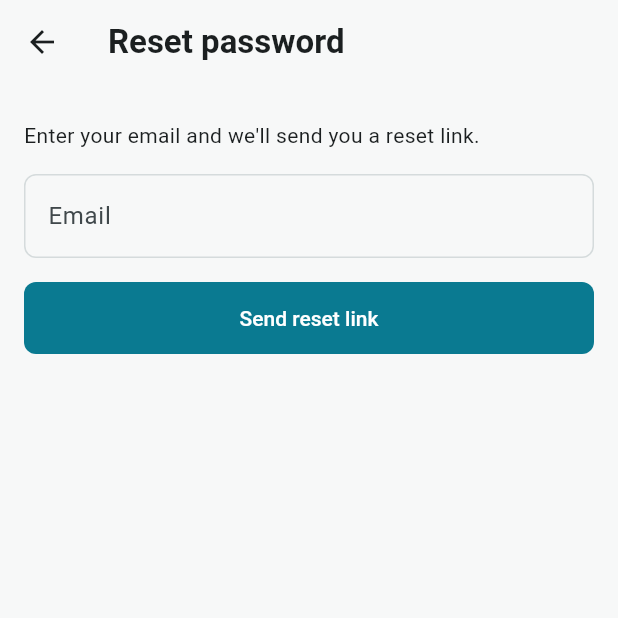
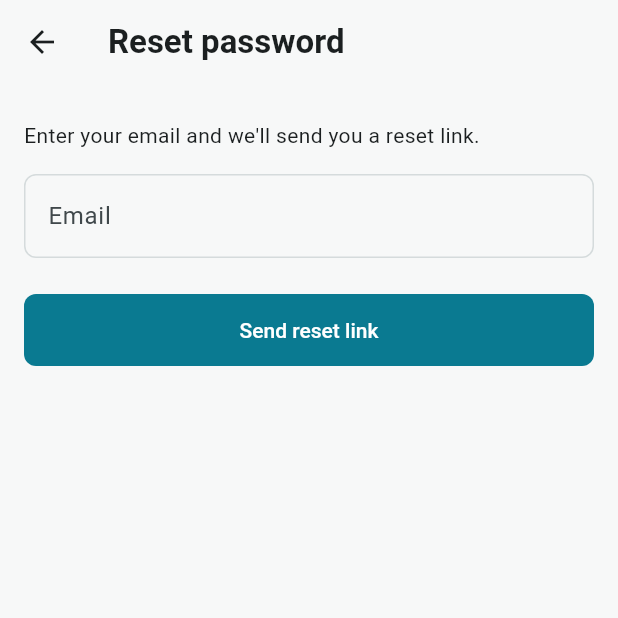
Before and after one commit to rafayfarooq768/Settle, a Flutter app: the screen it shows after launch, after a tap on "Forgot password?", on a phone screen of 412 x 824 dp, the top half of it. Run offline on Flutter 3.47's test engine with Material 3 defaults, Android fonts, the phone set to English and light mode, and no system bars; our stand-ins replace firebase_auth, firebase_core, flutter_riverpod, go_router, google_sign_in; accounts and stored records are empty.

Commit message:
Fix auth UI issues found in DESIGN.md review
- Dark mode: text theme used the light palette (dark on dark).
- Errors use colorScheme.error; owe/owed colours stay money-only (§2).
- RTL: forgot-password link aligns to centerEnd.
- Home greeting uses titleLarge (headlineMedium is for the one balance).
- Shared LoadingButton/FormMessage/EmailField/PasswordField replace
  copy-pasted form code and hardcoded sizes (new AppSizes tokens).
- Router built once; redirect reads currentUser so there's no
  signed-out flash on start.
- Google sign-in errors no longer all say "No internet"; the platform
  error is logged in debug.
- Reset-password copy no longer claims an email was sent (Firebase email
  enumeration protection hides whether the account exists).

Co-Authored-By: Claude Opus 5.5 <noreply@anthropic.com>

```diff
--- a/lib/core/router/app_router.dart
+++ b/lib/core/router/app_router.dart
@@ -8,25 +8,36 @@ import '../../features/auth/ui/sign_in_screen.dart';
 import '../../features/auth/ui/sign_up_screen.dart';
 import '../../features/home/ui/home_screen.dart';
 
+const _authRoutes = {'/sign-in', '/sign-up', '/reset-password'};
+
+/// Built once. Auth changes only re-run [GoRouter.redirect] (via
+/// [_AuthRefresh]), so the navigation stack isn't thrown away.
 final appRouterProvider = Provider<GoRouter>((ref) {
-  final authState = ref.watch(authStateChangesProvider);
+  final refresh = _AuthRefresh(ref);
+  ref.onDispose(refresh.dispose);
 
   return GoRouter(
     initialLocation: '/home',
-    refreshListenable: GoRouterRefreshStream(ref),
+    refreshListenable: refresh,
     redirect: (context, state) {
-      final isSignedIn = authState.valueOrNull != null;
-      final isAuthRoute = state.matchedLocation == '/sign-in' ||
-          state.matchedLocation == '/sign-up' ||
-          state.matchedLocation == '/reset-password';
+      // After Firebase.initializeApp the persisted user is available
+      // synchronously on Android, so there's no signed-out flash on start.
+      final isSignedIn = ref.read(authRepositoryProvider).currentUser != null;
+      final isAuthRoute = _authRoutes.contains(state.matchedLocation);
 
       if (!isSignedIn && !isAuthRoute) return '/sign-in';
       if (isSignedIn && isAuthRoute) return '/home';
       return null;
     },
     routes: [
-      GoRoute(path: '/sign-in', builder: (context, state) => const SignInScreen()),
-      GoRoute(path: '/sign-up', builder: (context, state) => const SignUpScreen()),
+      GoRoute(
+        path: '/sign-in',
+        builder: (context, state) => const SignInScreen(),
+      ),
+      GoRoute(
+        path: '/sign-up',
+        builder: (context, state) => const SignUpScreen(),
+      ),
       GoRoute(
         path: '/reset-password',
         builder: (context, state) => const ResetPasswordScreen(),
@@ -36,10 +47,8 @@ final appRouterProvider = Provider<GoRouter>((ref) {
   );
 });
 
-/// Lets go_router's `redirect` re-run whenever auth state changes, without
-/// pulling go_router's Listenable API into the auth feature itself.
-class GoRouterRefreshStream extends ChangeNotifier {
-  GoRouterRefreshStream(Ref ref) {
-    ref.listen(authStateChangesProvider, (previous, next) => notifyListeners());
+class _AuthRefresh extends ChangeNotifier {
+  _AuthRefresh(Ref ref) {
+    ref.listen(authStateChangesProvider, (_, _) => notifyListeners());
   }
 }
--- /dev/null
+++ b/lib/core/theme/app_sizes.dart
@@ -0,0 +1,11 @@
+/// Component sizes that aren't spacing (DESIGN.md §4 covers spacing only).
+class AppSizes {
+  AppSizes._();
+
+  /// Minimum height of full-width form buttons (DESIGN.md §4 tap target).
+  static const double buttonHeight = 48;
+
+  /// Progress indicator shown inside a button while its action runs.
+  static const double buttonProgress = 20;
+  static const double buttonProgressStroke = 2;
+}
--- a/lib/core/theme/app_theme.dart
+++ b/lib/core/theme/app_theme.dart
@@ -2,6 +2,7 @@ import 'package:flutter/material.dart';
 
 import 'app_colors.dart';
 import 'app_radius.dart';
+import 'app_sizes.dart';
 import 'app_theme_extensions.dart';
 
 /// Theme defined once from DESIGN.md tokens (§2, §3, §5, §6). Widgets must
@@ -11,7 +12,8 @@ class AppTheme {
   AppTheme._();
 
   static ThemeData light() {
-    final colorScheme = ColorScheme.fromSeed(
+    final colorScheme =
+        ColorScheme.fromSeed(
           seedColor: AppColors.primary,
           brightness: Brightness.light,
         ).copyWith(
@@ -38,14 +40,13 @@ class AppTheme {
     return ThemeData(
       useMaterial3: true,
       colorScheme: colorScheme,
-      scaffoldBackgroundColor:
-          isLight ? AppColors.background : colorScheme.surface,
+      scaffoldBackgroundColor: isLight
+          ? AppColors.background
+          : colorScheme.surface,
       extensions: [moneyColors],
       appBarTheme: AppBarTheme(
-        backgroundColor:
-            isLight ? AppColors.background : colorScheme.surface,
-        foregroundColor:
-            isLight ? AppColors.text : colorScheme.onSurface,
+        backgroundColor: isLight ? AppColors.background : colorScheme.surface,
+        foregroundColor: isLight ? AppColors.text : colorScheme.onSurface,
         elevation: 0,
         scrolledUnderElevation: 0,
         titleTextStyle: TextStyle(
@@ -54,17 +55,14 @@ class AppTheme {
           color: isLight ? AppColors.text : colorScheme.onSurface,
         ),
       ),
-      textTheme: _textTheme(isLight ? AppColors.text : null, colorScheme),
+      textTheme: _textTheme(colorScheme),
       filledButtonTheme: FilledButtonThemeData(
         style: FilledButton.styleFrom(
           shape: RoundedRectangleBorder(
             borderRadius: BorderRadius.circular(AppRadius.standard),
           ),
-          minimumSize: const Size.fromHeight(48),
-          textStyle: const TextStyle(
-            fontSize: 14,
-            fontWeight: FontWeight.w500,
-          ),
+          minimumSize: const Size.fromHeight(AppSizes.buttonHeight),
+          textStyle: const TextStyle(fontSize: 14, fontWeight: FontWeight.w500),
         ),
       ),
       outlinedButtonTheme: OutlinedButtonThemeData(
@@ -72,11 +70,8 @@ class AppTheme {
           shape: RoundedRectangleBorder(
             borderRadius: BorderRadius.circular(AppRadius.standard),
           ),
-          minimumSize: const Size.fromHeight(48),
-          textStyle: const TextStyle(
-            fontSize: 14,
-            fontWeight: FontWeight.w500,
-          ),
+          minimumSize: const Size.fromHeight(AppSizes.buttonHeight),
+          textStyle: const TextStyle(fontSize: 14, fontWeight: FontWeight.w500),
         ),
       ),
       textButtonTheme: TextButtonThemeData(
@@ -84,10 +79,7 @@ class AppTheme {
           shape: RoundedRectangleBorder(
             borderRadius: BorderRadius.circular(AppRadius.standard),
           ),
-          textStyle: const TextStyle(
-            fontSize: 14,
-            fontWeight: FontWeight.w500,
-          ),
+          textStyle: const TextStyle(fontSize: 14, fontWeight: FontWeight.w500),
         ),
       ),
       inputDecorationTheme: InputDecorationTheme(
@@ -125,11 +117,11 @@ class AppTheme {
     );
   }
 
-  static TextTheme _textTheme(Color? textColor, ColorScheme colorScheme) {
+  static TextTheme _textTheme(ColorScheme colorScheme) {
     const fontFeatures = [FontFeature.tabularFigures()];
-    var theme = Typography.material2021(
-      colorScheme: colorScheme,
-    ).black.apply(fontFamily: null);
+    final typography = Typography.material2021(colorScheme: colorScheme);
+    final isLight = colorScheme.brightness == Brightness.light;
+    var theme = isLight ? typography.black : typography.white;
     theme = theme.copyWith(
       titleLarge: theme.titleLarge?.copyWith(fontSize: 22),
       headlineMedium: theme.headlineMedium?.copyWith(
@@ -147,9 +139,9 @@ class AppTheme {
         fontWeight: FontWeight.w500,
       ),
     );
-    if (textColor != null) {
-      theme = theme.apply(bodyColor: textColor, displayColor: textColor);
-    }
-    return theme;
+    return theme.apply(
+      bodyColor: colorScheme.onSurface,
+      displayColor: colorScheme.onSurface,
+    );
   }
 }
--- /dev/null
+++ b/lib/core/widgets/loading_button.dart
@@ -0,0 +1,42 @@
+import 'package:flutter/material.dart';
+
+import '../theme/app_sizes.dart';
+
+enum LoadingButtonStyle { filled, outlined }
+
+/// A full-width button that shows the standard progress indicator while its
+/// real network action runs (DESIGN.md §7). Disabled when [onPressed] is null.
+class LoadingButton extends StatelessWidget {
+  const LoadingButton({
+    super.key,
+    required this.label,
+    required this.onPressed,
+    this.isLoading = false,
+    this.style = LoadingButtonStyle.filled,
+  });
+
+  final String label;
+  final VoidCallback? onPressed;
+  final bool isLoading;
+  final LoadingButtonStyle style;
+
+  @override
+  Widget build(BuildContext context) {
+    final child = isLoading
+        ? const SizedBox.square(
+            dimension: AppSizes.buttonProgress,
+            child: CircularProgressIndicator(
+              strokeWidth: AppSizes.buttonProgressStroke,
+            ),
+          )
+        : Text(label);
+    final onTap = isLoading ? null : onPressed;
+    return switch (style) {
+      LoadingButtonStyle.filled => FilledButton(onPressed: onTap, child: child),
+      LoadingButtonStyle.outlined => OutlinedButton(
+        onPressed: onTap,
+        child: child,
+      ),
+    };
+  }
+}
--- /dev/null
+++ b/lib/features/auth/ui/auth_fields.dart
@@ -0,0 +1,62 @@
+import 'package:flutter/material.dart';
+
+import '../../../l10n/app_localizations.dart';
+
+class EmailField extends StatelessWidget {
+  const EmailField({super.key, required this.controller});
+
+  final TextEditingController controller;
+
+  @override
+  Widget build(BuildContext context) {
+    final l10n = AppLocalizations.of(context)!;
+    return TextFormField(
+      controller: controller,
+      keyboardType: TextInputType.emailAddress,
+      textInputAction: TextInputAction.next,
+      autocorrect: false,
+      autofillHints: const [AutofillHints.email],
+      decoration: InputDecoration(labelText: l10n.signInEmailLabel),
+      validator: (value) {
+        final email = value?.trim() ?? '';
+        if (!email.contains('@') || !email.contains('.')) {
+          return l10n.errorInvalidEmail;
+        }
+        return null;
+      },
+    );
+  }
+}
+
+class PasswordField extends StatelessWidget {
+  const PasswordField({
+    super.key,
+    required this.controller,
+    required this.isNewPassword,
+    this.onSubmitted,
+  });
+
+  final TextEditingController controller;
+  final bool isNewPassword;
+  final VoidCallback? onSubmitted;
+
+  @override
+  Widget build(BuildContext context) {
+    final l10n = AppLocalizations.of(context)!;
+    return TextFormField(
+      controller: controller,
+      obscureText: true,
+      textInputAction: TextInputAction.done,
+      onFieldSubmitted: (_) => onSubmitted?.call(),
+      autofillHints: [
+        isNewPassword ? AutofillHints.newPassword : AutofillHints.password,
+      ],
+      decoration: InputDecoration(labelText: l10n.signInPasswordLabel),
+      validator: (value) {
+        if (value == null || value.isEmpty) return l10n.errorPasswordRequired;
+        if (isNewPassword && value.length < 6) return l10n.errorWeakPassword;
+        return null;
+      },
+    );
+  }
+}
--- a/lib/features/auth/ui/reset_password_screen.dart
+++ b/lib/features/auth/ui/reset_password_screen.dart
@@ -2,17 +2,20 @@ import 'package:flutter/material.dart';
 import 'package:flutter_riverpod/flutter_riverpod.dart';
 
 import '../../../core/theme/app_spacing.dart';
-import '../../../core/theme/app_theme_extensions.dart';
+import '../../../core/widgets/form_message.dart';
+import '../../../core/widgets/loading_button.dart';
 import '../../../l10n/app_localizations.dart';
 import '../domain/auth_repository.dart';
 import 'auth_error_text.dart';
+import 'auth_fields.dart';
 import 'auth_providers.dart';
 
 class ResetPasswordScreen extends ConsumerStatefulWidget {
   const ResetPasswordScreen({super.key});
 
   @override
-  ConsumerState<ResetPasswordScreen> createState() => _ResetPasswordScreenState();
+  ConsumerState<ResetPasswordScreen> createState() =>
+      _ResetPasswordScreenState();
 }
 
 class _ResetPasswordScreenState extends ConsumerState<ResetPasswordScreen> {
@@ -32,6 +35,7 @@ class _ResetPasswordScreenState extends ConsumerState<ResetPasswordScreen> {
     if (!_formKey.currentState!.validate()) return;
     setState(() {
       _isLoading = true;
+      _sent = false;
       _errorMessage = null;
     });
     try {
@@ -68,42 +72,20 @@ class _ResetPasswordScreenState extends ConsumerState<ResetPasswordScreen> {
                   style: Theme.of(context).textTheme.bodyMedium,
                 ),
                 const SizedBox(height: AppSpacing.lg),
-                TextFormField(
-                  controller: _emailController,
-                  keyboardType: TextInputType.emailAddress,
-                  autofillHints: const [AutofillHints.email],
-                  decoration: InputDecoration(labelText: l10n.signInEmailLabel),
-                  validator: (value) {
-                    if (value == null || !value.contains('@')) {
-                      return l10n.errorInvalidEmail;
-                    }
-                    return null;
-                  },
-                ),
+                EmailField(controller: _emailController),
                 if (_sent) ...[
                   const SizedBox(height: AppSpacing.sm),
-                  Text(
-                    l10n.resetPasswordSent,
-                    style: TextStyle(color: context.moneyColors.owed),
-                  ),
+                  FormMessage(l10n.resetPasswordSent, isError: false),
                 ],
                 if (_errorMessage != null) ...[
                   const SizedBox(height: AppSpacing.sm),
-                  Text(
-                    _errorMessage!,
-                    style: TextStyle(color: context.moneyColors.owe),
-                  ),
+                  FormMessage(_errorMessage!),
                 ],
-                const SizedBox(height: AppSpacing.lg),
-                FilledButton(
-                  onPressed: _isLoading ? null : _submit,
-                  child: _isLoading
-                      ? const SizedBox(
-                          height: 20,
-                          width: 20,
-                          child: CircularProgressIndicator(strokeWidth: 2),
-                        )
-                      : Text(l10n.resetPasswordButton),
+                const SizedBox(height: AppSpacing.xl),
+                LoadingButton(
+                  label: l10n.resetPasswordButton,
+                  isLoading: _isLoading,
+                  onPressed: _submit,
                 ),
               ],
             ),
--- a/lib/features/auth/ui/sign_in_screen.dart
+++ b/lib/features/auth/ui/sign_in_screen.dart
@@ -3,11 +3,15 @@ import 'package:flutter_riverpod/flutter_riverpod.dart';
 import 'package:go_router/go_router.dart';
 
 import '../../../core/theme/app_spacing.dart';
-import '../../../core/theme/app_theme_extensions.dart';
+import '../../../core/widgets/form_message.dart';
+import '../../../core/widgets/loading_button.dart';
 import '../../../l10n/app_localizations.dart';
 import '../domain/auth_repository.dart';
 import 'auth_error_text.dart';
+import 'auth_fields.dart';
 import 'auth_providers.dart';
+
+enum _Action { email, google }
 
 class SignInScreen extends ConsumerStatefulWidget {
   const SignInScreen({super.key});
@@ -20,7 +24,7 @@ class _SignInScreenState extends ConsumerState<SignInScreen> {
   final _formKey = GlobalKey<FormState>();
   final _emailController = TextEditingController();
   final _passwordController = TextEditingController();
-  bool _isLoading = false;
+  _Action? _running;
   String? _errorMessage;
 
   @override
@@ -30,44 +34,49 @@ class _SignInScreenState extends ConsumerState<SignInScreen> {
     super.dispose();
   }
 
-  Future<void> _submit() async {
-    if (!_formKey.currentState!.validate()) return;
+  Future<void> _run(_Action action, Future<void> Function() task) async {
     setState(() {
-      _isLoading = true;
+      _running = action;
       _errorMessage = null;
     });
     try {
-      await ref.read(authRepositoryProvider).signInWithEmail(
-            email: _emailController.text.trim(),
-            password: _passwordController.text,
-          );
+      await task();
+      // On success the router redirects to Home.
     } on AuthException catch (e) {
       if (!mounted) return;
-      setState(() => _errorMessage = authFailureMessage(context, e.failure));
+      final message = authFailureMessage(context, e.failure);
+      setState(() => _errorMessage = message.isEmpty ? null : message);
     } finally {
-      if (mounted) setState(() => _isLoading = false);
+      if (mounted) setState(() => _running = null);
     }
   }
 
-  Future<void> _signInWithGoogle() async {
-    setState(() {
-      _isLoading = true;
-      _errorMessage = null;
-    });
-    try {
-      await ref.read(authRepositoryProvider).signInWithGoogle();
-    } on AuthException catch (e) {
-      if (!mounted) return;
-      final message = authFailureMessage(context, e.failure);
-      if (message.isNotEmpty) setState(() => _errorMessage = message);
-    } finally {
-      if (mounted) setState(() => _isLoading = false);
-    }
+  void _signInWithEmail() {
+    if (!_formKey.currentState!.validate()) return;
+    _run(
+      _Action.email,
+      () => ref
+          .read(authRepositoryProvider)
+          .signInWithEmail(
+            email: _emailController.text.trim(),
+            password: _passwordController.text,
+          ),
+    );
+  }
+
+  void _signInWithGoogle() {
+    _run(
+      _Action.google,
+      () => ref.read(authRepositoryProvider).signInWithGoogle(),
+    );
   }
 
   @override
   Widget build(BuildContext context) {
     final l10n = AppLocalizations.of(context)!;
+    final textTheme = Theme.of(context).textTheme;
+    final busy = _running != null;
+
     return Scaffold(
       body: SafeArea(
         child: SingleChildScrollView(
@@ -80,42 +89,26 @@ class _SignInScreenState extends ConsumerState<SignInScreen> {
               crossAxisAlignment: CrossAxisAlignment.stretch,
               children: [
                 const SizedBox(height: AppSpacing.xxl),
-                Text(l10n.signInTitle, style: Theme.of(context).textTheme.titleLarge),
+                Text(l10n.signInTitle, style: textTheme.titleLarge),
                 const SizedBox(height: AppSpacing.xl),
-                OutlinedButton(
-                  onPressed: _isLoading ? null : _signInWithGoogle,
-                  child: Text(l10n.signInWithGoogle),
+                LoadingButton(
+                  label: l10n.signInWithGoogle,
+                  style: LoadingButtonStyle.outlined,
+                  isLoading: _running == _Action.google,
+                  onPressed: busy ? null : _signInWithGoogle,
                 ),
                 const SizedBox(height: AppSpacing.xl),
-                TextFormField(
-                  controller: _emailController,
-                  keyboardType: TextInputType.emailAddress,
-                  autofillHints: const [AutofillHints.email],
-                  decoration: InputDecoration(labelText: l10n.signInEmailLabel),
-                  validator: (value) {
-                    if (value == null || !value.contains('@')) {
-                      return l10n.errorInvalidEmail;
-                    }
-                    return null;
-                  },
-                ),
+                EmailField(controller: _emailController),
                 const SizedBox(height: AppSpacing.lg),
-                TextFormField(
+                PasswordField(
                   controller: _passwordController,
-                  obscureText: true,
-                  autofillHints: const [AutofillHints.password],
-                  decoration: InputDecoration(labelText: l10n.signInPasswordLabel),
-                  validator: (value) {
-                    if (value == null || value.length < 6) {
-                      return l10n.errorWeakPassword;
-                    }
-                    return null;
-                  },
+                  isNewPassword: false,
+                  onSubmitted: busy ? null : _signInWithEmail,
                 ),
                 Align(
-                  alignment: Alignment.centerRight,
+                  alignment: AlignmentDirectional.centerEnd,
                   child: TextButton(
-                    onPressed: _isLoading
+                    onPressed: busy
                         ? null
                         : () => context.push('/reset-password'),
                     child: Text(l10n.forgotPasswordButton),
@@ -123,33 +116,26 @@ class _SignInScreenState extends ConsumerState<SignInScreen> {
                 ),
                 if (_errorMessage != null) ...[
                   const SizedBox(height: AppSpacing.sm),
-                  Text(
-                    _errorMessage!,
-                    style: TextStyle(color: context.moneyColors.owe),
-                  ),
+                  FormMessage(_errorMessage!),
                 ],
                 const SizedBox(height: AppSpacing.lg),
-                FilledButton(
-                  onPressed: _isLoading ? null : _submit,
-                  child: _isLoading
-                      ? const SizedBox(
-                          height: 20,
-                          width: 20,
-                          child: CircularProgressIndicator(strokeWidth: 2),
-                        )
-                      : Text(l10n.signInButton),
+                LoadingButton(
+                  label: l10n.signInButton,
+                  isLoading: _running == _Action.email,
+                  onPressed: busy ? null : _signInWithEmail,
                 ),
                 const SizedBox(height: AppSpacing.lg),
                 Row(
                   mainAxisAlignment: MainAxisAlignment.center,
                   children: [
-                    Text(l10n.signUpPrompt, style: Theme.of(context).textTheme.bodyMedium),
+                    Text(l10n.signUpPrompt, style: textTheme.bodyMedium),
                     TextButton(
-                      onPressed: _isLoading ? null : () => context.push('/sign-up'),
+                      onPressed: busy ? null : () => context.push('/sign-up'),
                       child: Text(l10n.signUpButton),
                     ),
                   ],
                 ),
+                const SizedBox(height: AppSpacing.lg),
               ],
             ),
           ),
--- a/lib/l10n/app_localizations.dart
+++ b/lib/l10n/app_localizations.dart
@@ -172,23 +172,23 @@ abstract class AppLocalizations {
   /// **'Send reset link'**
   String get resetPasswordButton;
 
-  /// No description provided for @resetPasswordSent.
+  /// Firebase email enumeration protection hides whether the account exists, so don't claim it was sent
   ///
   /// In en, this message translates to:
-  /// **'Reset link sent. Check your email.'**
+  /// **'If an account uses this email, a reset link is on its way. Check your inbox and spam folder.'**
   String get resetPasswordSent;
-
-  /// No description provided for @backToSignIn.
-  ///
-  /// In en, this message translates to:
-  /// **'Back to sign in'**
-  String get backToSignIn;
 
   /// No description provided for @errorInvalidEmail.
   ///
   /// In en, this message translates to:
   /// **'Enter a valid email address.'**
   String get errorInvalidEmail;
+
+  /// No description provided for @errorPasswordRequired.
+  ///
+  /// In en, this message translates to:
+  /// **'Enter your password.'**
+  String get errorPasswordRequired;
 
   /// No description provided for @errorWeakPassword.
   ///
@@ -226,17 +226,11 @@ abstract class AppLocalizations {
   /// **'No internet connection. Please try again.'**
   String get errorNetwork;
 
-  /// Home screen greeting with a light Roman Urdu touch
+  /// Home greeting; the one Roman Urdu touch on this screen (DESIGN.md §10)
   ///
   /// In en, this message translates to:
   /// **'Salam, {name}'**
   String homeGreeting(String name);
-
-  /// No description provided for @homeNoGroupsEmptyState.
-  ///
-  /// In en, this message translates to:
-  /// **'No groups yet. Create one or join with a code.'**
-  String get homeNoGroupsEmptyState;
 
   /// No description provided for @signOutButton.
   ///
```
Also changed, not shown: lib/core/widgets/form_message.dart (added, +22 -0 lines), lib/features/auth/data/firebase_auth_repository.dart (+16 -5 lines), lib/features/auth/domain/auth_repository.dart (+8 -2 lines), lib/features/auth/ui/sign_up_screen.dart (+17 -38 lines), lib/features/home/ui/home_screen.dart (+11 -11 lines), lib/l10n/app_en.arb (+4 -4 lines), lib/l10n/app_localizations_en.dart (+5 -8 lines). Lines whose indentation alone changed are shown as unchanged.
